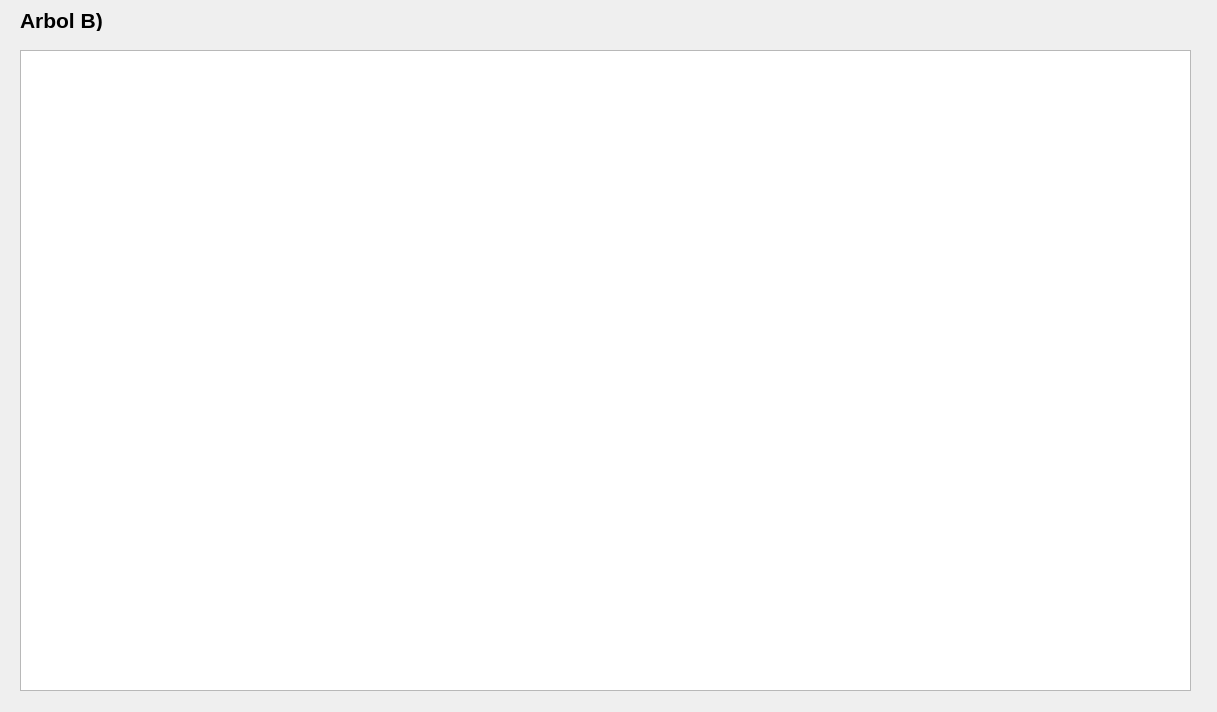
The window that verarbol.ui (ale-777/AvengersGame) describes before a commit, drawn with Qt 5.
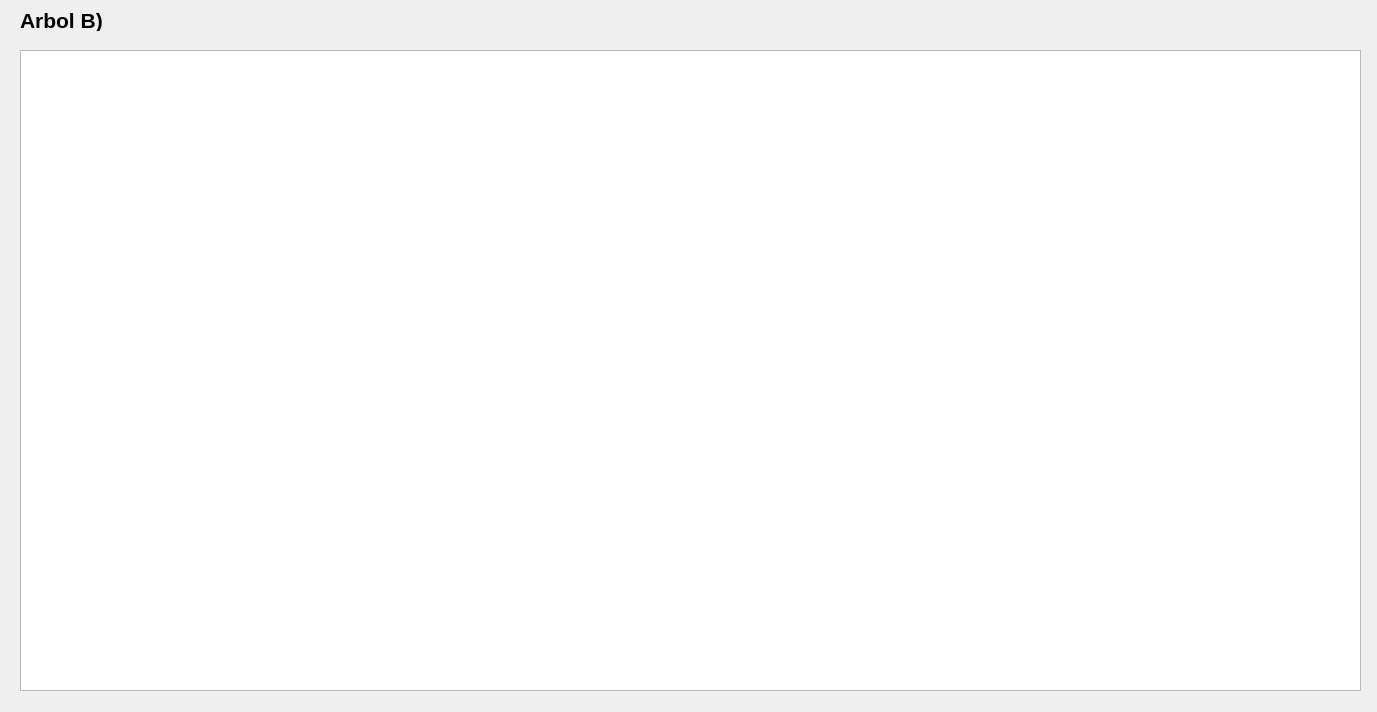
The same window after the commit.

Diff of the .ui file:
```diff
--- a/verarbol.ui
+++ b/verarbol.ui
@@ -6,7 +6,7 @@
    <rect>
     <x>0</x>
     <y>0</y>
-    <width>1217</width>
+    <width>1377</width>
     <height>712</height>
    </rect>
   </property>
@@ -38,7 +38,7 @@
     <rect>
      <x>20</x>
      <y>50</y>
-     <width>1171</width>
+     <width>1341</width>
      <height>641</height>
     </rect>
    </property>
```
